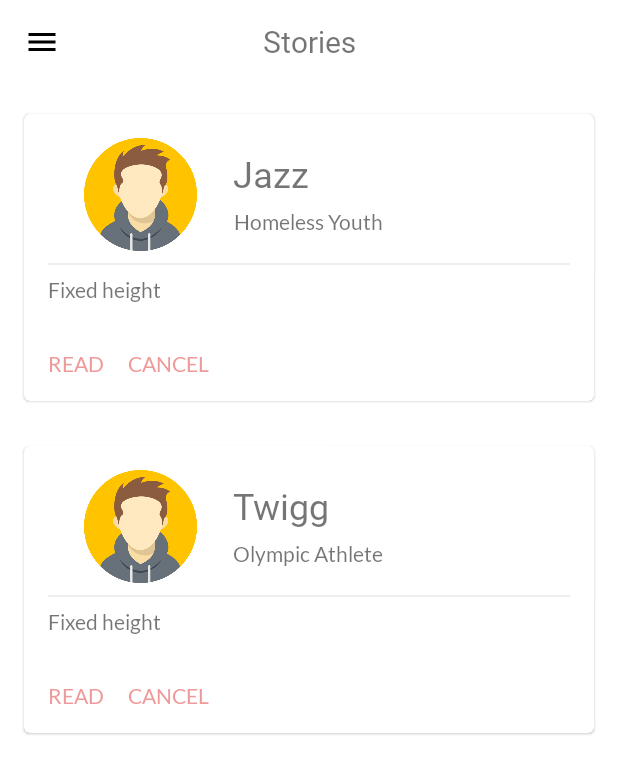
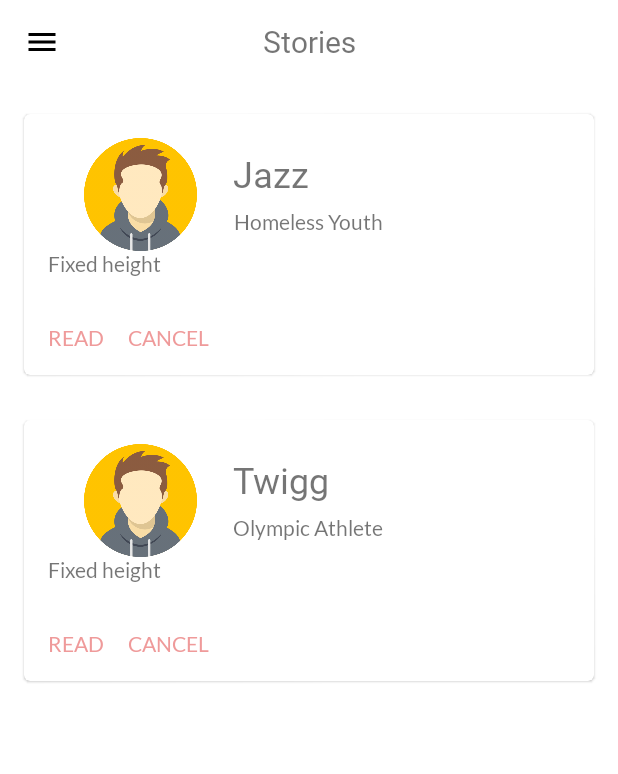
Before and after one commit to Jimmt/Homeless-Stories, an Android app: the fragment StoriesFragment placed in its activity, on a phone screen of 412 x 824 dp. Shown: the top 774 px of the screen. Run offline under Robolectric (Android 15) with nearby library versions, the phone set to English and light mode, and no system bars; libraries missing offline, so code that uses them is left out: net.cachapa.expandablelayout; plain views replace ExpandableLayout; Roboto replaces fonts that are not available here; 2 statements that could not run were skipped.

Commit message:
hide divider by default, double divider margin

```diff
--- a/app/src/main/res/layout/story_card.xml
+++ b/app/src/main/res/layout/story_card.xml
@@ -86,9 +86,10 @@
             android:id="@+id/divider"
             android:layout_width="match_parent"
             android:layout_height="1dp"
-            android:layout_marginTop="8dp"
-            android:layout_marginBottom="8dp"
-            android:background="@color/lightGray" />
+            android:layout_marginTop="16dp"
+            android:layout_marginBottom="16dp"
+            android:background="@color/lightGray"
+            android:visibility="gone" />
 
         <LinearLayout
             android:layout_width="match_parent"
```
